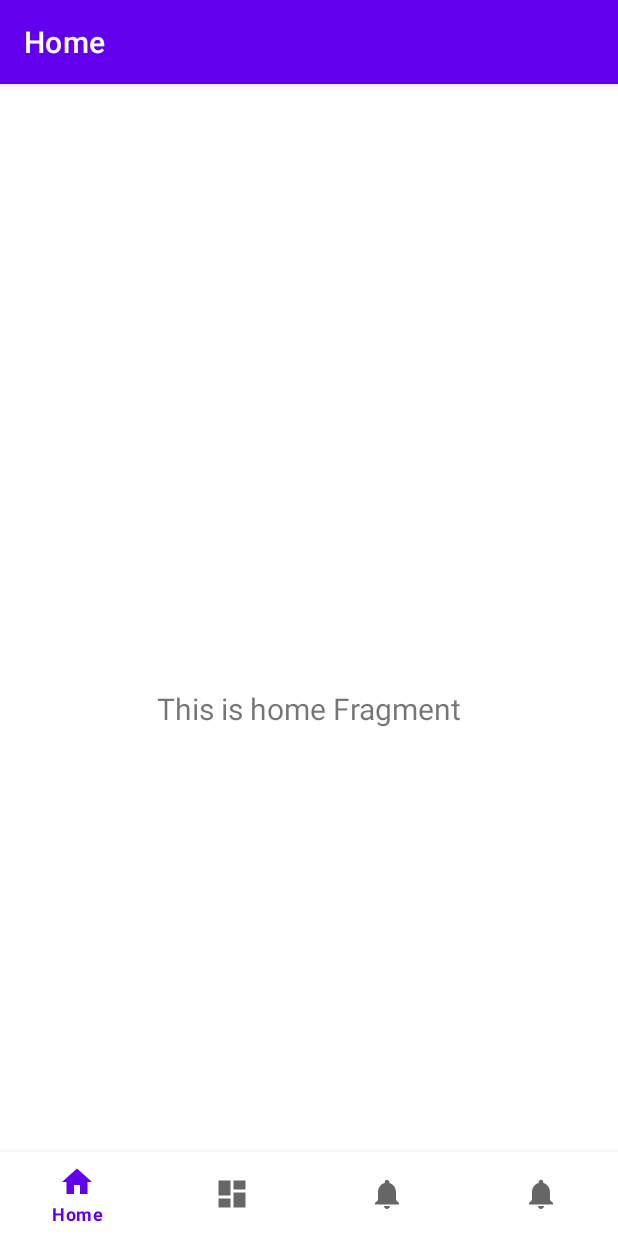
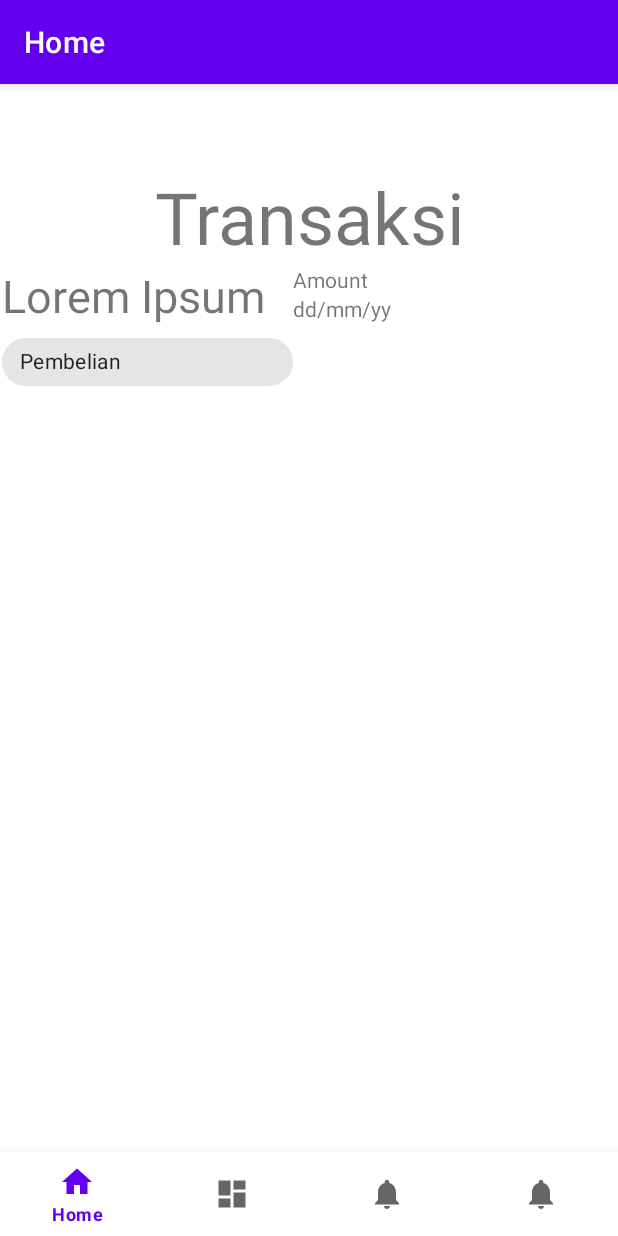
Before and after one commit to alishalistya/android-money-management-app, an Android app: the HomeFragment screen opened through its navigation route, on a phone screen of 412 x 824 dp. Run offline under Robolectric (Android 15) with nearby library versions, the phone set to English and light mode, and no system bars; our stand-ins replace Room's generated code, navigation-ui.

Commit message:
add: FE transaksi

```diff
--- a/app/build.gradle.kts
+++ b/app/build.gradle.kts
@@ -44,6 +44,7 @@ dependencies {
     implementation("androidx.lifecycle:lifecycle-viewmodel-ktx:2.3.1")
     implementation("androidx.core:core-ktx:1.7.0")
     implementation("androidx.room:room-runtime:2.4.2")
+    implementation("com.google.android.gms:play-services-maps:18.2.0")
     kapt("androidx.room:room-compiler:2.4.2")
     implementation("androidx.room:room-ktx:2.4.2")
     implementation("androidx.core:core-ktx:1.10.1")
--- /dev/null
+++ b/app/src/main/java/com/example/tubespbd/HistoryActivity.kt
@@ -0,0 +1,12 @@
+package com.example.tubespbd
+
+import android.os.Bundle
+import androidx.appcompat.app.AppCompatActivity
+
+class HistoryActivity : AppCompatActivity() {
+    override fun onCreate(savedInstanceState: Bundle?) {
+        super.onCreate(savedInstanceState)
+        setContentView(R.layout.fragment_history)
+        // Initialize your UI here if needed
+    }
+}
--- a/app/src/main/java/com/example/tubespbd/MainActivity.kt
+++ b/app/src/main/java/com/example/tubespbd/MainActivity.kt
@@ -16,6 +16,9 @@ import androidx.room.Room
 import kotlinx.coroutines.CoroutineScope
 import kotlinx.coroutines.Dispatchers
 import kotlinx.coroutines.launch
+import android.content.Intent
+import android.util.Log
+import com.google.android.material.navigation.NavigationBarView
 
 import com.example.tubespbd.database.*
 
@@ -53,6 +56,23 @@ class MainActivity : AppCompatActivity() {
                 R.id.navigation_home, R.id.navigation_scan, R.id.navigation_dashboard, R.id.navigation_notifications
             )
         )
+
+        navView.setOnItemSelectedListener { item ->
+            Log.d("MainActivity", "Item selected: ${item.itemId}")
+            when (item.itemId) {
+                R.id.navigation_notifications -> {
+                    Log.d("MainActivity", "Navigating to HistoryActivity")
+                    val intent = Intent(this@MainActivity, HistoryActivity::class.java)
+                    startActivity(intent)
+                    true
+                }
+                else -> false
+            }
+        }
+
+        setupActionBarWithNavController(navController, appBarConfiguration)
+        navView.setupWithNavController(navController)
+
         setupActionBarWithNavController(navController, appBarConfiguration)
         navView.setupWithNavController(navController)
         checkAndRequestLocationPermissions()
--- a/app/src/main/java/com/example/tubespbd/ui/home/HomeFragment.kt
+++ b/app/src/main/java/com/example/tubespbd/ui/home/HomeFragment.kt
@@ -7,32 +7,21 @@ import android.view.ViewGroup
 import android.widget.TextView
 import androidx.fragment.app.Fragment
 import androidx.lifecycle.ViewModelProvider
+import com.example.tubespbd.R
+import com.example.tubespbd.databinding.FragmentHistoryBinding
 import com.example.tubespbd.databinding.FragmentHomeBinding
 
 class HomeFragment : Fragment() {
 
-    private var _binding: FragmentHomeBinding? = null
-
-    // This property is only valid between onCreateView and
-    // onDestroyView.
+    private var _binding: FragmentHistoryBinding? = null
     private val binding get() = _binding!!
 
     override fun onCreateView(
-        inflater: LayoutInflater,
-        container: ViewGroup?,
+        inflater: LayoutInflater, container: ViewGroup?,
         savedInstanceState: Bundle?
-    ): View {
-        val homeViewModel =
-            ViewModelProvider(this).get(HomeViewModel::class.java)
-
-        _binding = FragmentHomeBinding.inflate(inflater, container, false)
-        val root: View = binding.root
-
-        val textView: TextView = binding.textHome
-        homeViewModel.text.observe(viewLifecycleOwner) {
-            textView.text = it
-        }
-        return root
+    ): View? {
+        _binding = FragmentHistoryBinding.inflate(inflater, container, false)
+        return binding.root
     }
 
     override fun onDestroyView() {
--- /dev/null
+++ b/app/src/main/res/layout/fragment_history.xml
@@ -0,0 +1,80 @@
+<?xml version="1.0" encoding="utf-8"?>
+<androidx.constraintlayout.widget.ConstraintLayout xmlns:android="http://schemas.android.com/apk/res/android"
+    xmlns:app="http://schemas.android.com/apk/res-auto"
+    xmlns:tools="http://schemas.android.com/tools"
+    android:layout_width="match_parent"
+    android:layout_height="match_parent">
+
+    <TextView
+        android:id="@+id/textView"
+        android:layout_width="match_parent"
+        android:layout_height="wrap_content"
+        android:text="Transaksi"
+        android:textAlignment="center"
+        android:textSize="48sp"
+        app:layout_constraintTop_toTopOf="parent"
+        app:layout_constraintStart_toStartOf="parent"
+        app:layout_constraintEnd_toEndOf="parent"
+        tools:layout_editor_absoluteX="0dp"
+        tools:layout_editor_absoluteY="16dp" />
+
+    <LinearLayout
+        android:id="@+id/linearLayout2"
+        android:layout_width="410dp"
+        android:layout_height="110dp"
+        android:orientation="horizontal"
+        app:layout_constraintTop_toBottomOf="@id/textView"
+        app:layout_constraintStart_toStartOf="parent"
+        app:layout_constraintEnd_toEndOf="parent"
+        tools:layout_editor_absoluteX="0dp"
+        tools:layout_editor_absoluteY="105dp">
+
+        <LinearLayout
+            android:layout_width="match_parent"
+            android:layout_height="match_parent"
+            android:orientation="horizontal"
+            tools:layout_editor_absoluteX="0dp"
+            tools:layout_editor_absoluteY="105dp">
+
+            <LinearLayout
+                android:layout_width="194dp"
+                android:layout_height="match_parent"
+                android:orientation="vertical">
+
+                <TextView
+                    android:id="@+id/Lorem"
+                    android:layout_width="match_parent"
+                    android:layout_height="wrap_content"
+                    android:text="Lorem Ipsum"
+                    android:textSize="30sp" />
+
+                <com.google.android.material.chip.Chip
+                    android:id="@+id/Pembelian"
+                    android:layout_width="match_parent"
+                    android:layout_height="wrap_content"
+                    android:text="Pembelian" />
+            </LinearLayout>
+
+            <LinearLayout
+                android:layout_width="match_parent"
+                android:layout_height="match_parent"
+                android:orientation="vertical">
+
+                <TextView
+                    android:id="@+id/Amount1"
+                    android:layout_width="match_parent"
+                    android:layout_height="wrap_content"
+                    android:text="Amount" />
+
+                <TextView
+                    android:id="@+id/date1"
+                    android:layout_width="match_parent"
+                    android:layout_height="wrap_content"
+                    android:text="dd/mm/yy" />
+
+            </LinearLayout>
+        </LinearLayout>
+
+    </LinearLayout>
+
+</androidx.constraintlayout.widget.ConstraintLayout>
```
